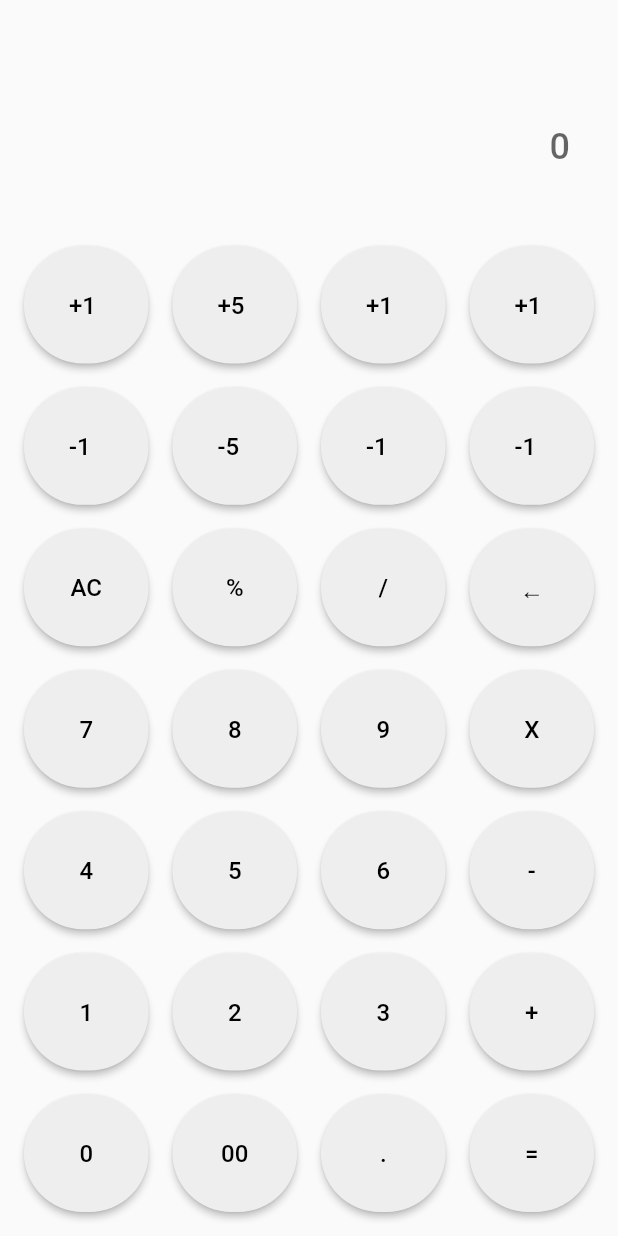
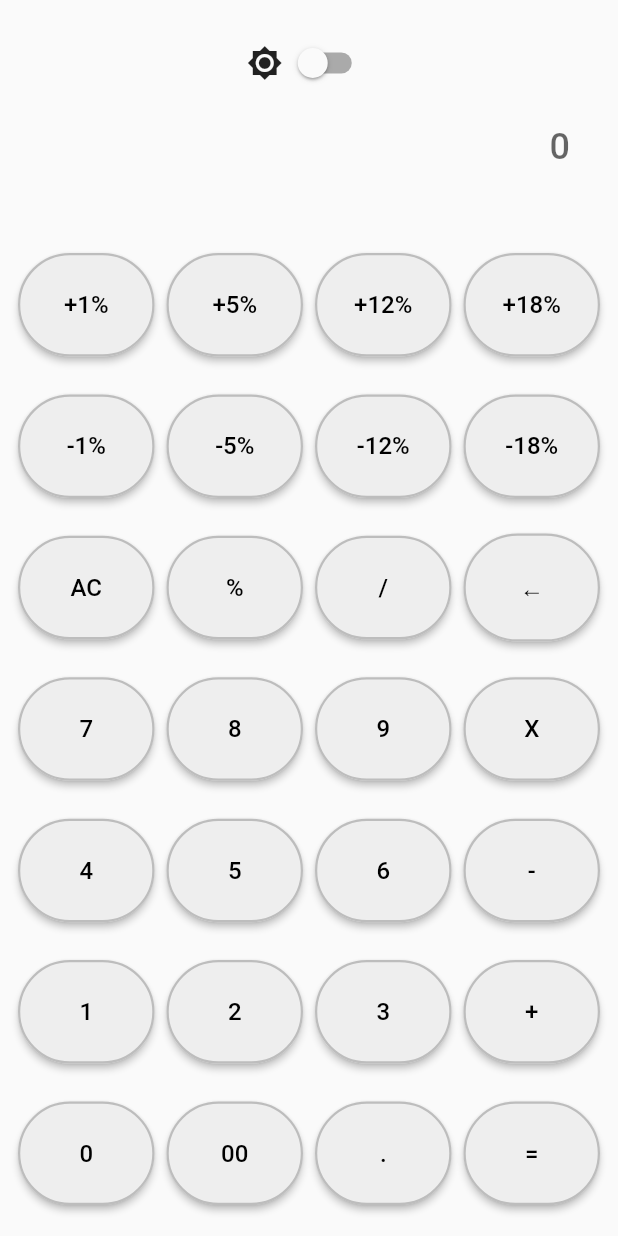
Before and after one commit to poorna-prakash-sr/gst_calculator_app, a Flutter app: the screen it shows after launch, on a phone screen of 412 x 824 dp. Run offline on Flutter 3.47's test engine with Material 2 defaults, Android fonts, the phone set to English and light mode, and no system bars.

Commit message:
feat: added dark mode theme

```diff
--- a/lib/main.dart
+++ b/lib/main.dart
@@ -11,6 +11,9 @@
   @override
   Widget build(BuildContext context) {
     return MaterialApp(
+      theme: ThemeData.light(useMaterial3: true),
+      darkTheme: ThemeData.dark(useMaterial3: true),
+      themeMode: ThemeMode.system,
       home: Scaffold(
         body: CalculatorHome(),
       ),
--- a/lib/screens/home.dart
+++ b/lib/screens/home.dart
@@ -12,6 +12,7 @@
       _input = '',
       _error = '',
       _netprice = '';
+  bool _isDarkMode = false;
   double _gstPercentage = 0.0;
 
   List<String> _expression = [];
@@ -27,6 +28,26 @@
   void dispose() {
     _displayController.dispose();
     super.dispose();
+  }
+
+  double getResponsiveTextSize(double screenWidth) {
+    if (screenWidth < 360) {
+      return 14;
+    } else if (screenWidth < 415) {
+      return 16;
+    } else {
+      return 18;
+    }
+  }
+
+  double getResponsiveButtonPadding(double screenWidth) {
+    if (screenWidth < 360) {
+      return 20;
+    } else if (screenWidth < 415) {
+      return 25;
+    } else {
+      return 30;
+    }
   }
 
   void _appendNumber(String number) {
@@ -308,6 +329,52 @@
     _applyPercentageToResult(newPercentage);
   }
 
+  @override
+  Widget build(BuildContext context) {
+    double width = MediaQuery.of(context).size.width;
+    double maxWidth = 600;
+    double mainPadding = width < maxWidth ? 8.0 : 24.0;
+
+    return Theme(
+      // Added Theme widget
+      data: _isDarkMode
+          ? ThemeData.dark()
+          : ThemeData.light(), // Decide theme based on _isDarkMode state
+      child: Scaffold(
+        body: SafeArea(
+          child: Stack(
+            children: [
+              Center(
+                child: Container(
+                  width: width > maxWidth ? maxWidth : null,
+                  padding: EdgeInsets.all(mainPadding),
+                  child: Column(
+                    mainAxisAlignment: MainAxisAlignment.center,
+                    children: [
+                      _buildResultDisplay(),
+                      _buildInputDisplay(),
+                      SizedBox(height: 20),
+                      _buildButtonGrid(),
+                    ],
+                  ),
+                ),
+              ),
+              Positioned(
+                top: mainPadding,
+                left: 0,
+                right: 0,
+                child: Align(
+                  alignment: Alignment.topCenter,
+                  child: _buildDarkModeToggle(),
+                ),
+              ),
+            ],
+          ),
+        ),
+      ),
+    );
+  }
+
   Widget _buildAddPercentageRow() {
     return Expanded(
       child: Row(
@@ -334,26 +401,22 @@
     );
   }
 
-  @override
-  Widget build(BuildContext context) {
-    double width = MediaQuery.of(context).size.width;
-    double maxWidth = 600;
-    double mainPadding = width < maxWidth ? 8.0 : 24.0;
-    return Scaffold(
-      body: Center(
-        child: Container(
-          width: width > maxWidth ? maxWidth : null,
-          padding: EdgeInsets.all(mainPadding),
-          child: Column(
-            mainAxisAlignment: MainAxisAlignment.center,
-            children: [
-              _buildResultDisplay(),
-              _buildInputDisplay(),
-              SizedBox(height: 20),
-              _buildButtonGrid(),
-            ],
+  Widget _buildDarkModeToggle() {
+    return Container(
+      padding: EdgeInsets.symmetric(horizontal: 10, vertical: 10),
+      child: Row(
+        mainAxisSize: MainAxisSize.min,
+        children: [
+          Icon(_isDarkMode ? Icons.brightness_2 : Icons.brightness_7),
+          Switch(
+            value: _isDarkMode,
+            onChanged: (value) {
+              setState(() {
+                _isDarkMode = value;
+              });
+            },
           ),
-        ),
+        ],
       ),
     );
   }
@@ -377,13 +440,14 @@
       padding: const EdgeInsets.symmetric(horizontal: 24, vertical: 12),
       alignment: Alignment.bottomRight,
       child: TextField(
+        showCursor: true,
         controller: _displayController,
         readOnly: true,
         textAlign: TextAlign.right,
         style: TextStyle(fontSize: 24, fontWeight: FontWeight.w500),
         decoration: InputDecoration(border: InputBorder.none, hintText: "0"),
         cursorWidth: 2.0,
-        cursorColor: Colors.black,
+        cursorColor: const Color.fromARGB(255, 204, 9, 9),
         cursorRadius: Radius.circular(2.0),
       ),
     );
@@ -417,22 +481,43 @@
   }
 
   Widget _buildButton(String text, VoidCallback onPressed) {
+    double screenWidth = MediaQuery.of(context).size.width;
+
+    // Button colors for Dark Mode
+    Color darkBackgroundColor = Colors.grey[800]!;
+    Color darkForegroundColor = Colors.grey[300]!;
+
+    // Button colors for Light Mode
+    Color lightBackgroundColor = Colors.grey[200]!;
+    Color lightForegroundColor = Colors.black;
+
     return Expanded(
       child: Padding(
-        padding: const EdgeInsets.all(8.0),
+        padding: const EdgeInsets.all(4.0),
         child: ElevatedButton(
           onPressed: onPressed,
           child: Text(
             text,
-            style: TextStyle(fontSize: 16),
+            style: TextStyle(
+              fontSize: getResponsiveTextSize(screenWidth),
+              color: _isDarkMode ? darkForegroundColor : lightForegroundColor,
+            ),
           ),
           style: ElevatedButton.styleFrom(
+            side: BorderSide(
+              color: _isDarkMode ? darkForegroundColor : Colors.grey[400]!,
+              width: 1.5,
+            ),
             shape: RoundedRectangleBorder(
-              borderRadius: BorderRadius.circular(300),
+              borderRadius: BorderRadius.circular(200),
             ),
-            backgroundColor: Colors.grey[200],
-            foregroundColor: Colors.black,
-            padding: const EdgeInsets.all(30),
+            backgroundColor:
+                _isDarkMode ? darkBackgroundColor : lightBackgroundColor,
+            foregroundColor:
+                _isDarkMode ? darkForegroundColor : lightForegroundColor,
+            padding: EdgeInsets.all(
+              getResponsiveButtonPadding(screenWidth),
+            ),
           ),
         ),
       ),
--- /dev/null
+++ b/lib/widgets/DarkModeToggle.dart
@@ -0,0 +1,16 @@
+import 'package:flutter/material.dart';
+
+class DarkModeToggle extends StatelessWidget {
+  final bool isDarkMode;
+  final ValueChanged<bool> onToggle;
+
+  DarkModeToggle({required this.isDarkMode, required this.onToggle});
+
+  @override
+  Widget build(BuildContext context) {
+    return Switch(
+      value: isDarkMode,
+      onChanged: onToggle,
+    );
+  }
+}
```
